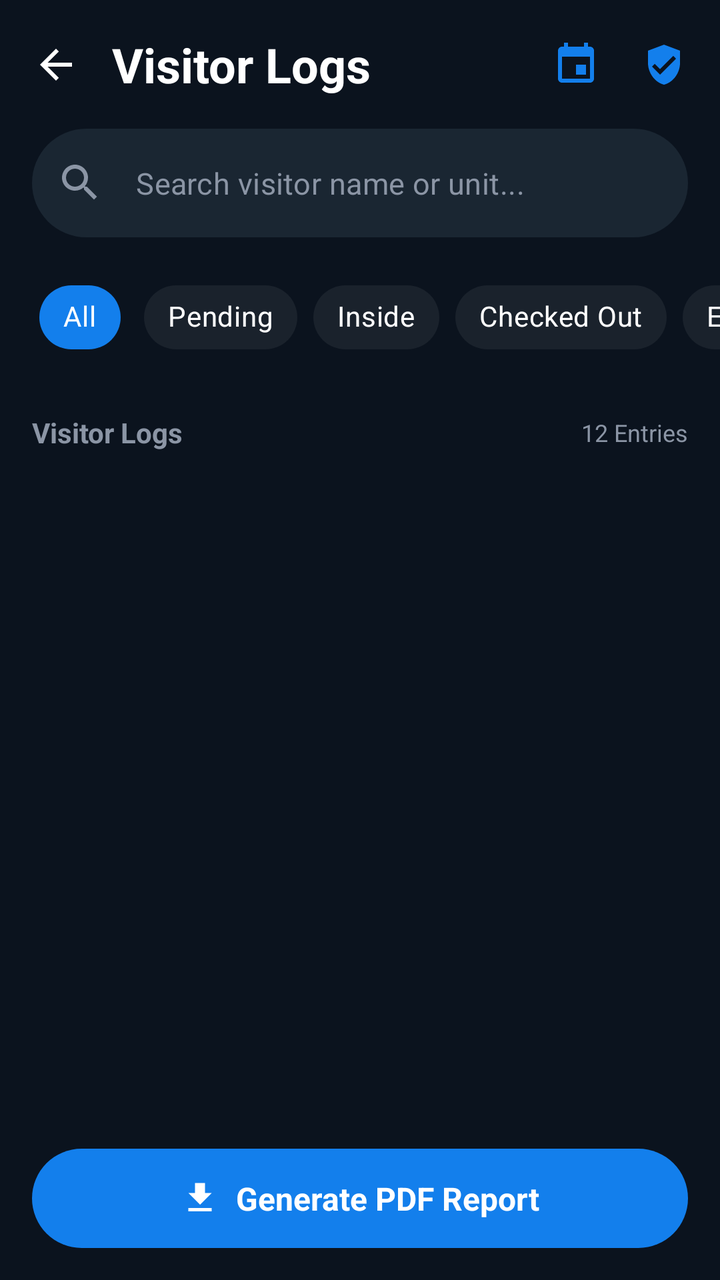
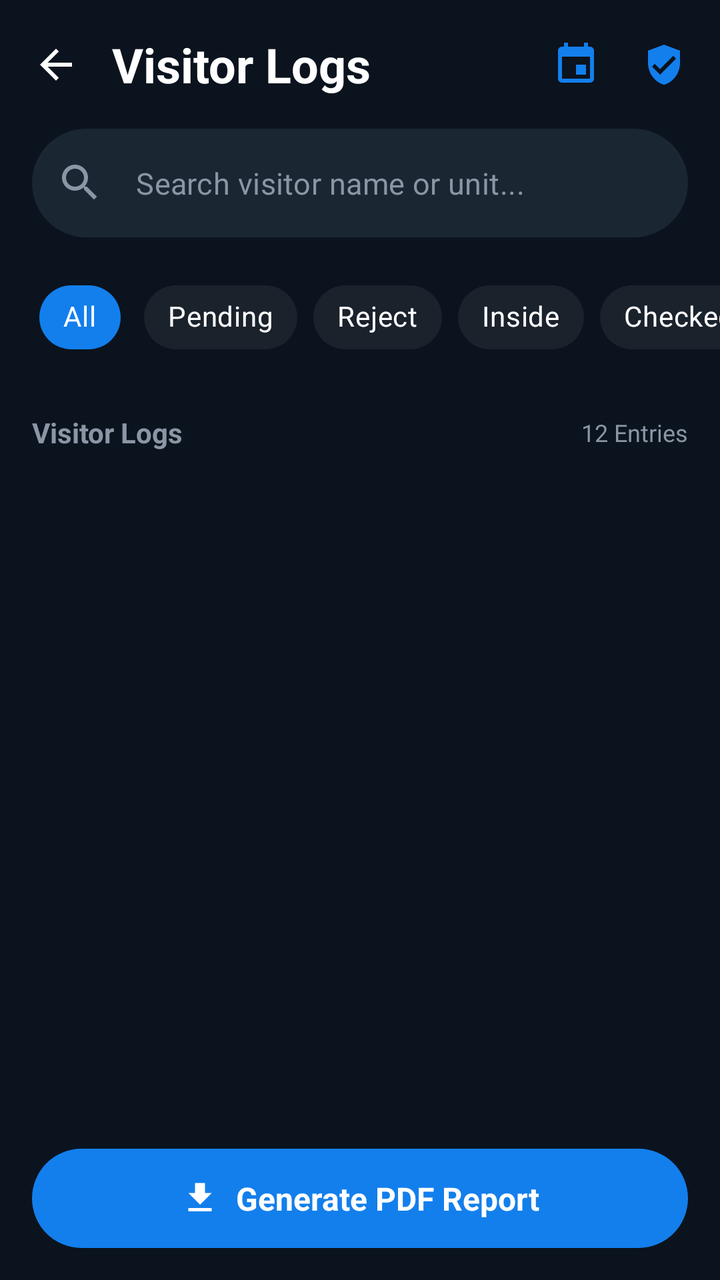

Screens rendered from an Android XML layout before and after an edit, with the pre-edit source and the edit as a unified diff.
<!-- AndroidManifest.xml: application theme Theme.HouseVisitorManagementSystem -->
<!-- res/layout/activity_view_visitor.xml -->
<?xml version="1.0" encoding="utf-8"?>
<androidx.constraintlayout.widget.ConstraintLayout xmlns:android="http://schemas.android.com/apk/res/android"
    xmlns:app="http://schemas.android.com/apk/res-auto"
    xmlns:tools="http://schemas.android.com/tools"
    android:id="@+id/main"
    android:layout_width="match_parent"
    android:layout_height="match_parent"
    android:background="@color/night_blue">

    
    <androidx.constraintlayout.widget.ConstraintLayout
        android:id="@+id/headerLayout"
        android:layout_width="match_parent"
        android:layout_height="wrap_content"
        android:padding="16dp"
        app:layout_constraintTop_toTopOf="parent">

        <ImageView
            android:id="@+id/btnBack"
            android:layout_width="24dp"
            android:layout_height="24dp"
            android:contentDescription="Back"
            android:src="@drawable/ic_arrow_back"
            app:layout_constraintBottom_toBottomOf="parent"
            app:layout_constraintStart_toStartOf="parent"
            app:layout_constraintTop_toTopOf="parent"
            app:tint="@color/white" />

        <TextView
            android:layout_width="wrap_content"
            android:layout_height="wrap_content"
            android:layout_marginStart="16dp"
            android:text="Visitor Logs"
            android:textColor="@color/white"
            android:textSize="24sp"
            android:textStyle="bold"
            app:layout_constraintBottom_toBottomOf="parent"
            app:layout_constraintStart_toEndOf="@id/btnBack"
            app:layout_constraintTop_toTopOf="parent" />

        <ImageView
            android:id="@+id/btnFilter"
            android:layout_width="24dp"
            android:layout_height="24dp"
            android:src="@drawable/ic_filter_list"
            app:layout_constraintBottom_toBottomOf="parent"
            app:layout_constraintEnd_toEndOf="parent"
            app:layout_constraintTop_toTopOf="parent"
            app:tint="@color/bright_azure_blue" />

        <ImageView
            android:id="@+id/btnCalendar"
            android:layout_width="24dp"
            android:layout_height="24dp"
            android:layout_marginEnd="20dp"
            android:src="@drawable/ic_calendar"
            app:layout_constraintBottom_toBottomOf="parent"
            app:layout_constraintEnd_toStartOf="@id/btnFilter"
            app:layout_constraintTop_toTopOf="parent"
            app:tint="@color/bright_azure_blue" />

    </androidx.constraintlayout.widget.ConstraintLayout>

    <LinearLayout
        android:id="@+id/btnGenerateReport"
        android:layout_width="match_parent"
        android:layout_height="wrap_content"
        android:layout_marginHorizontal="16dp"
        android:layout_marginBottom="16dp"
        android:background="@drawable/bg_generate_report"
        android:gravity="center"
        android:orientation="horizontal"
        android:padding="14dp"
        app:layout_constraintBottom_toBottomOf="parent">

        <ImageView
            android:layout_width="20dp"
            android:layout_height="20dp"
            android:layout_marginEnd="8dp"
            android:src="@drawable/ic_download"
            app:tint="@color/white" />

        <TextView
            android:layout_width="wrap_content"
            android:layout_height="wrap_content"
            android:text="Generate PDF Report"
            android:textColor="@color/white"
            android:textSize="16sp"
            android:textStyle="bold" />
    </LinearLayout>

    
    <com.google.android.material.textfield.TextInputLayout
        android:id="@+id/tilSearch"
        style="@style/Widget.MaterialComponents.TextInputLayout.OutlinedBox"
        android:layout_width="match_parent"
        android:layout_height="wrap_content"
        android:layout_marginHorizontal="16dp"
        app:boxBackgroundColor="#1A2632"
        app:boxCornerRadiusBottomEnd="28dp"
        app:boxCornerRadiusBottomStart="28dp"
        app:boxCornerRadiusTopEnd="28dp"
        app:boxCornerRadiusTopStart="28dp"
        app:boxStrokeWidth="0dp"
        app:boxStrokeWidthFocused="0dp"
        app:hintEnabled="false"
        app:layout_constraintTop_toBottomOf="@id/headerLayout"
        app:startIconDrawable="@drawable/ic_search"
        app:startIconTint="@color/text_grey">

        <com.google.android.material.textfield.TextInputEditText
            android:id="@+id/visitorLogsSearch"
            android:layout_width="match_parent"
            android:layout_height="wrap_content"
            android:hint="Search visitor name or unit..."
            android:textColor="@color/white"
            android:textColorHint="@color/text_grey"
            android:textSize="15sp" />
    </com.google.android.material.textfield.TextInputLayout>

    
    <HorizontalScrollView
        android:id="@+id/chipGroupFiltersScroll"
        android:layout_width="match_parent"
        android:layout_height="wrap_content"
        android:layout_marginTop="16dp"
        android:clipToPadding="false"
        android:paddingHorizontal="16dp"
        android:scrollbars="none"
        app:layout_constraintTop_toBottomOf="@id/tilSearch">

        <com.google.android.material.chip.ChipGroup
            android:id="@+id/chipGroupFilters"
            android:layout_width="wrap_content"
            android:layout_height="wrap_content"
            app:selectionRequired="true"
            app:singleSelection="true">

            <com.google.android.material.chip.Chip
                android:id="@+id/chipAll"
                style="@style/Widget.MaterialComponents.Chip.Choice"
                android:layout_width="wrap_content"
                android:layout_height="wrap_content"
                android:checked="true"
                android:text="All"
                android:textColor="@color/white"
                app:chipBackgroundColor="@color/chip_bg_selector"
                app:chipCornerRadius="20dp"
                app:chipStrokeWidth="0dp" />

            <com.google.android.material.chip.Chip
                android:id="@+id/chipPending"
                style="@style/Widget.MaterialComponents.Chip.Choice"
                android:layout_width="wrap_content"
                android:layout_height="wrap_content"
                android:text="Pending"
                android:textColor="@color/white"
                app:chipBackgroundColor="@color/chip_bg_selector"
                app:chipCornerRadius="20dp"
                app:chipStrokeWidth="0dp" />

            <com.google.android.material.chip.Chip
                android:id="@+id/chipInside"
                style="@style/Widget.MaterialComponents.Chip.Choice"
                android:layout_width="wrap_content"
                android:layout_height="wrap_content"
                android:text="Inside"
                android:textColor="@color/white"
                app:chipBackgroundColor="@color/chip_bg_selector"
                app:chipCornerRadius="20dp"
                app:chipStrokeWidth="0dp" />

            <com.google.android.material.chip.Chip
                android:id="@+id/chipCheckedOut"
                style="@style/Widget.MaterialComponents.Chip.Choice"
                android:layout_width="wrap_content"
                android:layout_height="wrap_content"
                android:text="Checked Out"
                android:textColor="@color/white"
                app:chipBackgroundColor="@color/chip_bg_selector"
                app:chipCornerRadius="20dp"
                app:chipStrokeWidth="0dp" />

            <com.google.android.material.chip.Chip
                android:id="@+id/chipExpired"
                style="@style/Widget.MaterialComponents.Chip.Choice"
                android:layout_width="wrap_content"
                android:layout_height="wrap_content"
                android:text="Expired"
                android:textColor="@color/white"
                app:chipBackgroundColor="@color/chip_bg_selector"
                app:chipCornerRadius="20dp"
                app:chipStrokeWidth="0dp" />

        </com.google.android.material.chip.ChipGroup>
    </HorizontalScrollView>

    
    <androidx.constraintlayout.widget.ConstraintLayout
        android:id="@+id/subHeaderLayout"
        android:layout_width="match_parent"
        android:layout_height="wrap_content"
        android:layout_marginTop="24dp"
        android:paddingHorizontal="16dp"
        app:layout_constraintTop_toBottomOf="@id/chipGroupFiltersScroll">

        <TextView
            android:id="@+id/tvDateLabel"
            android:layout_width="wrap_content"
            android:layout_height="wrap_content"
            android:text="Visitor Logs"
            android:textColor="@color/text_grey"
            android:textSize="14sp"
            android:textStyle="bold"
            app:layout_constraintStart_toStartOf="parent"
            app:layout_constraintTop_toTopOf="parent" />

        <TextView
            android:id="@+id/visitorEntriesCount"
            android:layout_width="wrap_content"
            android:layout_height="wrap_content"
            android:text="12 Entries"
            android:textColor="@color/text_grey"
            android:textSize="12sp"
            app:layout_constraintBottom_toBottomOf="@id/tvDateLabel"
            app:layout_constraintEnd_toEndOf="parent"
            app:layout_constraintTop_toTopOf="@id/tvDateLabel" />

    </androidx.constraintlayout.widget.ConstraintLayout>

    













    <ScrollView
        android:layout_width="match_parent"
        android:layout_height="0dp"
        android:fillViewport="true"
        app:layout_constraintTop_toBottomOf="@id/subHeaderLayout"
        app:layout_constraintBottom_toTopOf="@id/btnGenerateReport">

        <LinearLayout
            android:id="@+id/visitorContainer"
            android:layout_width="match_parent"
            android:layout_height="wrap_content"
            android:orientation="vertical"
            android:paddingBottom="16dp"/>
    </ScrollView>


    <TextView
        android:id="@+id/tvNoData"
        android:layout_width="wrap_content"
        android:layout_height="wrap_content"
        android:text="No Visitor Available"
        android:textColor="@color/white"
        android:textSize="18sp"
        android:visibility="gone"
        app:layout_constraintTop_toBottomOf="@id/subHeaderLayout"
        app:layout_constraintBottom_toBottomOf="parent"
        app:layout_constraintStart_toStartOf="parent"
        app:layout_constraintEnd_toEndOf="parent"/>



</androidx.constraintlayout.widget.ConstraintLayout>
<!-- resources referenced by this layout -->
<resources>
  <color name="bright_azure_blue">#137fec</color>
  <color name="night_blue">#0B131E</color>
  <color name="text_grey">#8B95A5</color>
  <color name="white">#FFFFFF</color>
  <!-- drawable bg_generate_report (drawable) -->
  <?xml version="1.0" encoding="utf-8"?>
  <shape xmlns:android="http://schemas.android.com/apk/res/android">
      <solid android:color="@color/bright_azure_blue" />
      <corners android:radius="100dp" />
  </shape>
  <!-- drawable ic_arrow_back (drawable) -->
  <vector xmlns:android="http://schemas.android.com/apk/res/android"
      android:width="24dp"
      android:height="24dp"
      android:viewportWidth="24"
      android:viewportHeight="24">
      <path
          android:fillColor="#FFFFFF"
          android:pathData="M20,11H7.83l5.59,-5.59L12,4l-8,8 8,8 1.41,-1.41L7.83,13H20v-2z" />
  </vector>
  <!-- drawable ic_calendar (drawable) -->
  <vector xmlns:android="http://schemas.android.com/apk/res/android"
      android:width="24dp"
      android:height="24dp"
      android:viewportWidth="24"
      android:viewportHeight="24">
      <path
          android:fillColor="#FFFFFF"
          android:pathData="M17,12h-5v5h5v-5zM16,1v2H8V1H6v2H5c-1.11,0 -1.99,0.9 -1.99,2L3,19c0,1.1 0.89,2 2,2h14c1.1,0 2,-0.9 2,-2V5c0,-1.1 -0.9,-2 -2,-2h-1V1h-2zM19,19H5V8h14v11z"/>
  </vector>
  <!-- drawable ic_download (drawable) -->
  <?xml version="1.0" encoding="utf-8"?>
  <vector xmlns:android="http://schemas.android.com/apk/res/android"
      android:width="24dp"
      android:height="24dp"
      android:viewportWidth="24"
      android:viewportHeight="24">
      <path
          android:fillColor="#FFFFFFFF"
          android:pathData="M19,9h-4V3H9v6H5l7,7L19,9zM5,18v2h14v-2H5z" />
  </vector>
  <!-- drawable ic_filter_list (drawable) -->
  <vector xmlns:android="http://schemas.android.com/apk/res/android"
      android:width="24dp"
      android:height="24dp"
      android:viewportWidth="24"
      android:viewportHeight="24">
      <path
          android:fillColor="#FFFFFF"
          android:pathData="M12,2L4,5v6.09c0,5.05 3.41,9.76 8,10.91c4.59,-1.15 8,-5.86 8,-10.91V5L12,2zM10,17l-4,-4l1.41,-1.41L10,14.17l6.59,-6.59L18,9L10,17z"/>
  </vector>
  <!-- drawable ic_search (drawable) -->
  <vector xmlns:android="http://schemas.android.com/apk/res/android"
      android:width="24dp"
      android:height="24dp"
      android:viewportWidth="24"
      android:viewportHeight="24"
      android:tint="@color/white">
    <path
        android:fillColor="@android:color/white"
        android:pathData="M15.5,14h-0.79l-0.28,-0.27C15.41,12.59 16,11.11 16,9.5 16,5.91 13.09,3 9.5,3S3,5.91 3,9.5 5.91,16 9.5,16c1.61,0 3.09,-0.59 4.23,-1.57l0.27,0.28v0.79l5,4.99L20.49,19l-4.99,-5zM9.5,14C7.01,14 5,11.99 5,9.5S7.01,5 9.5,5 14,7.01 14,9.5 11.99,14 9.5,14z"/>
  </vector>
  <style name="Theme.HouseVisitorManagementSystem" parent="Base.Theme.HouseVisitorManagementSystem" />
  <style name="Base.Theme.HouseVisitorManagementSystem" parent="Theme.Material3.DayNight.NoActionBar">
          
          
      </style>
</resources>

<!-- the commit's change to res/layout/activity_view_visitor.xml (unified diff, before → after) -->
@@ -160,6 +160,17 @@
                 app:chipStrokeWidth="0dp" />
 
             <com.google.android.material.chip.Chip
+                android:id="@+id/chipReject"
+                style="@style/Widget.MaterialComponents.Chip.Choice"
+                android:layout_width="wrap_content"
+                android:layout_height="wrap_content"
+                android:text="Reject"
+                android:textColor="@color/white"
+                app:chipBackgroundColor="@color/chip_bg_selector"
+                app:chipCornerRadius="20dp"
+                app:chipStrokeWidth="0dp" />
+
+            <com.google.android.material.chip.Chip
                 android:id="@+id/chipInside"
                 style="@style/Widget.MaterialComponents.Chip.Choice"
                 android:layout_width="wrap_content"
